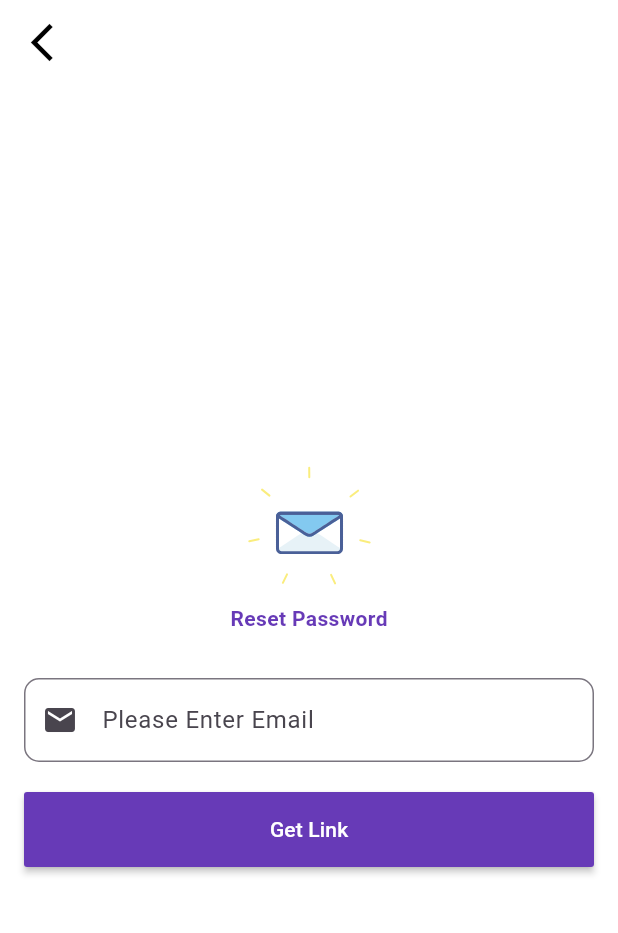
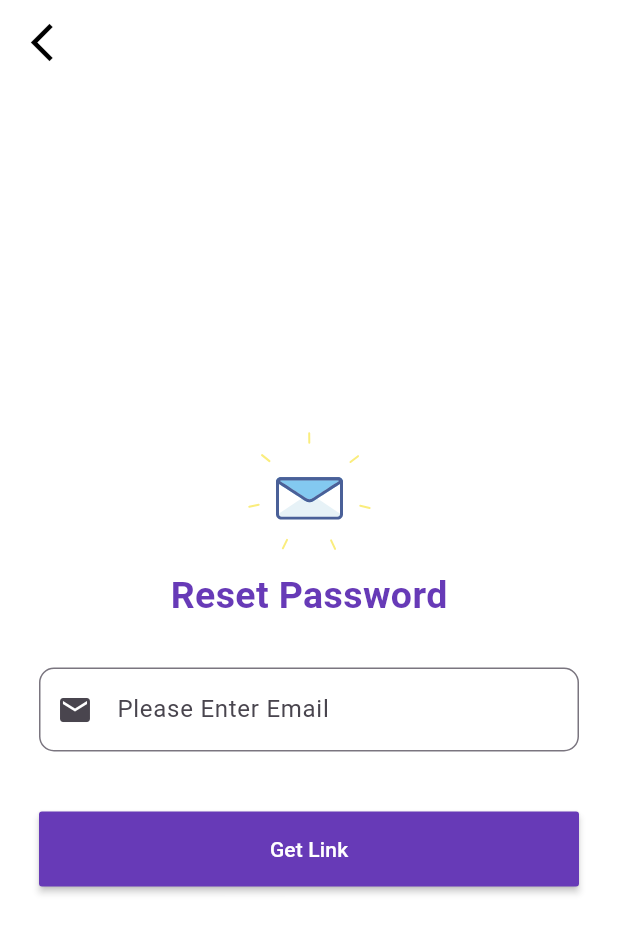
Before and after one commit to asifjahan1/JU-Bus-Route-Tracer, a Flutter app: the ForgotPassword screen opened directly, on a phone screen of 412 x 824 dp. Shown: the top 933 px of the screen. Run offline on Flutter 3.47's test engine with Material 3 defaults, Android fonts, the phone set to English and light mode, and no system bars; our stand-ins replace cloud_firestore, firebase_auth, firebase_core, flutter_riverpod, geolocator, google_fonts and 4 more; missing offline and left inert: flutter_polyline_points; accounts and stored records are empty.

Commit message:
improve user authentication

```diff
--- a/google_map_demo/lib/pages/forgot_password.dart
+++ b/google_map_demo/lib/pages/forgot_password.dart
@@ -105,10 +105,13 @@ class _ForgotPasswordState extends State<ForgotPassword> {
                 style: TextStyle(
                   color: Colors.deepPurple,
                   fontWeight: FontWeight.bold,
+                  fontSize: 25,
                 ),
               ),
-              const SizedBox(height: 30),
-              TextField(
+              const SizedBox(height: 20),
+              Padding(
+                padding: const EdgeInsets.all(10.0),
+                child: TextField(
                   controller: emailController,
                   decoration: InputDecoration(
                     hintText: 'Please Enter Email',
@@ -118,8 +121,11 @@ class _ForgotPasswordState extends State<ForgotPassword> {
                     ),
                   ),
                 ),
+              ),
               const SizedBox(height: 20),
-              MaterialButton(
+              Padding(
+                padding: const EdgeInsets.all(10.0),
+                child: MaterialButton(
                   color: Colors.deepPurple,
                   padding: const EdgeInsets.fromLTRB(20, 15, 20, 15),
                   minWidth: MediaQuery.of(context).size.width,
@@ -131,6 +137,7 @@ class _ForgotPasswordState extends State<ForgotPassword> {
                     style: TextStyle(color: Colors.white),
                   ),
                 ),
+              ),
             ],
           ),
         ),
```
Lines whose indentation alone changed are shown as unchanged.
